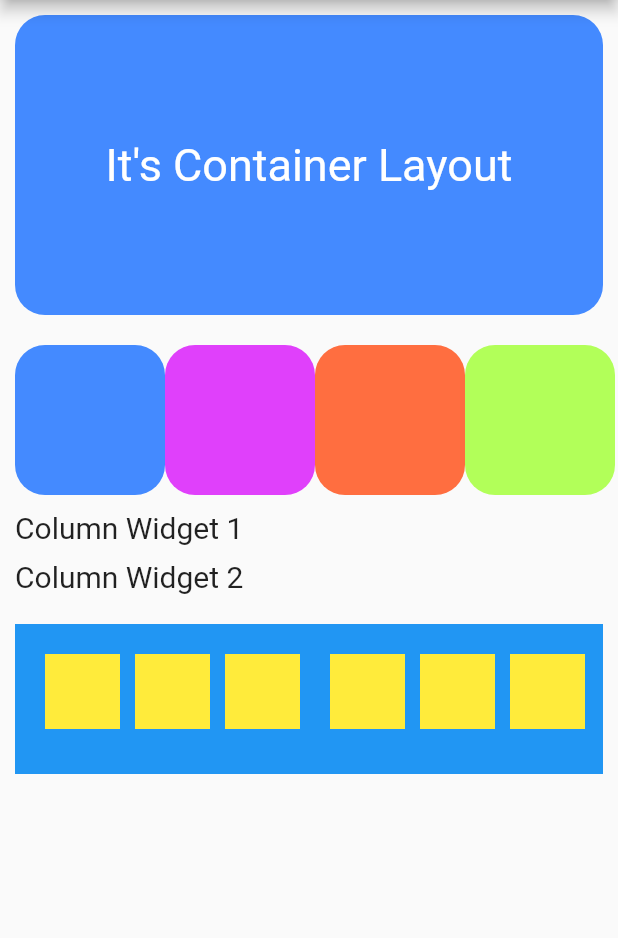
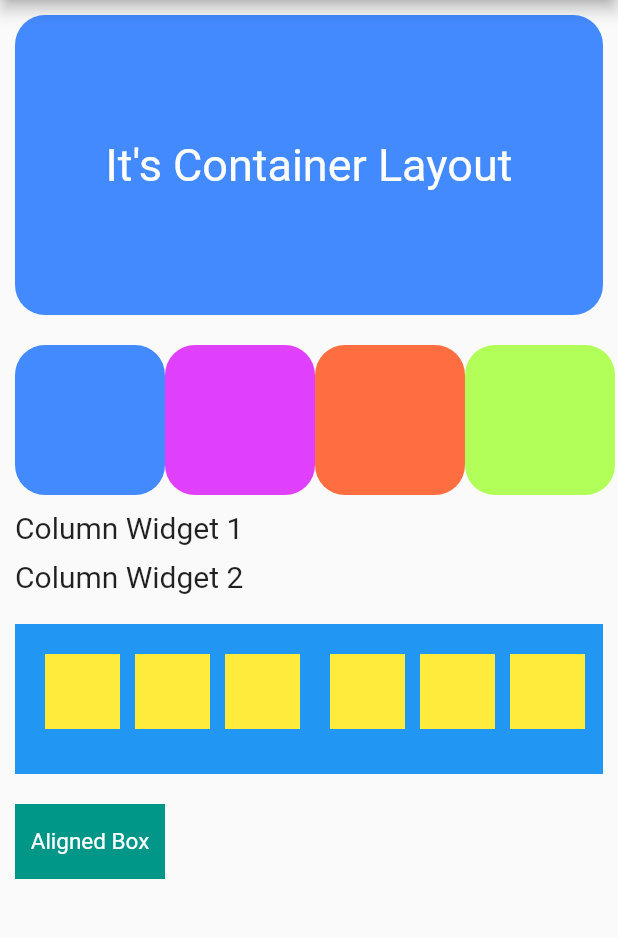
Before and after one commit to SalehAkramSifat/Flutter-Layout-Widget, a Flutter app: the screen it shows after launch, on a phone screen of 412 x 824 dp, the part 84-1022 px from its top. Run offline on Flutter 3.47's test engine with Material 2 defaults, Android fonts, the phone set to English and light mode, and no system bars.

Commit message:
All Layout Final Commit

```diff
--- a/lib/main.dart
+++ b/lib/main.dart
@@ -47,12 +47,11 @@ class HomeActivity extends StatelessWidget{
         Positioned(top: 20, left: 140, child: Container(width: 50, height: 50,color: Colors.yellow,),),
         Positioned(top: 20, left: 210, child: Container(width: 50, height: 50,color: Colors.yellow,),),
         Positioned(top: 20, left: 270, child: Container(width: 50, height: 50, color: Colors.yellow,),),
-        Positioned(top: 20, left: 330, child: Container(width: 50, height: 50, color: Colors.yellow,),)
-      ],
-
-
-
-      ),],),
+        Positioned(top: 20, left: 330, child: Container(width: 50, height: 50, color: Colors.yellow,),),
+      ],),
+    SizedBox(height: 20,),
+      Align(alignment: Alignment.centerLeft,child: Container(height: 50,width: 100,color: Colors.teal,child: Center(child: Text("Aligned Box", style: TextStyle(fontSize: 15, color: Colors.white),),),),)
+    ],),
 
 
 
```
